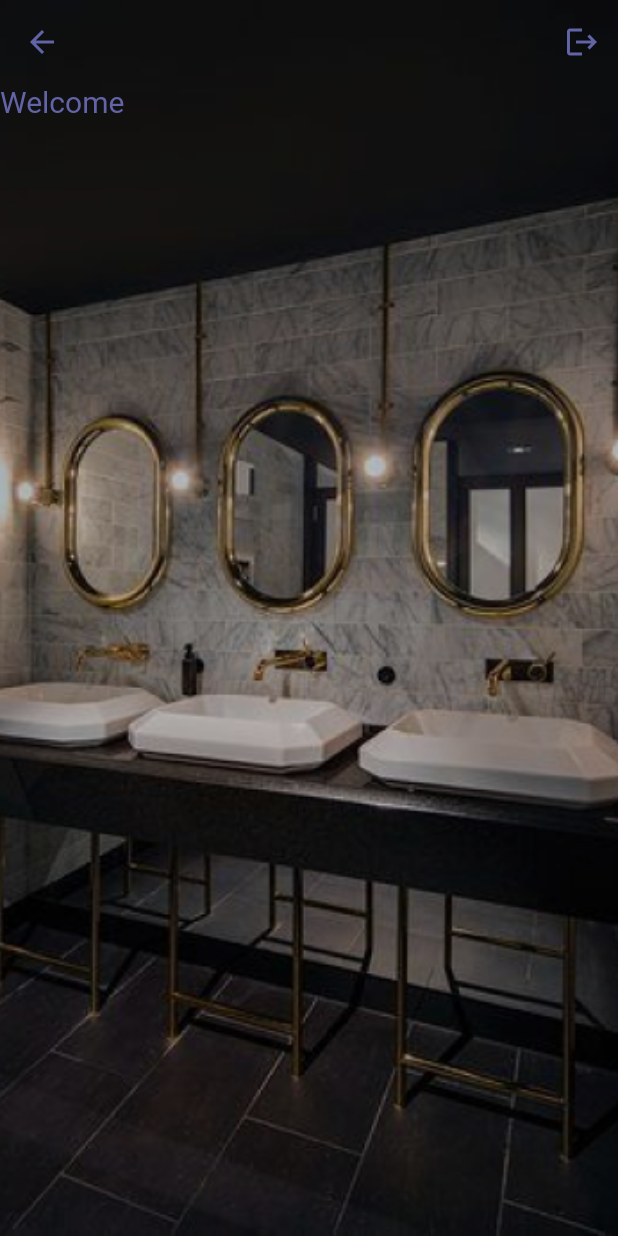
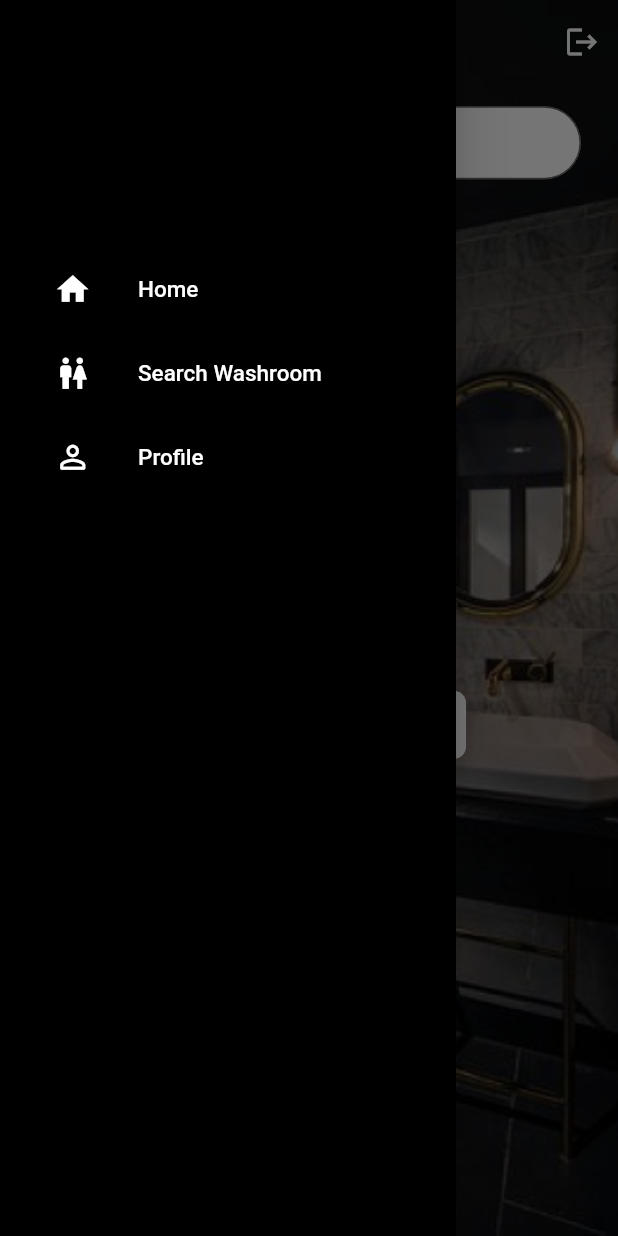
Before and after one commit to sanskriti27/GSC-Hygenie, a Flutter app: the home screen opened by its route, with the side drawer open (before the commit the screen has no drawer), on a phone screen of 412 x 824 dp. Run offline on Flutter 3.47's test engine with Material 2 defaults, Android fonts, the light colour scheme and no system bars; our stand-ins replace cloud_firestore, firebase_auth, firebase_core, flutter_signin_button, google_sign_in, intl_phone_field and 2 more; accounts and stored records are empty; Roboto replaces fonts that are missing (Montserrat).

Commit message:
Home Page with Drawer

```diff
--- /dev/null
+++ b/lib/commonDrawer.dart
@@ -0,0 +1,87 @@
+import 'package:flutter/material.dart';
+
+class NavigationDrawerWidget extends StatefulWidget {
+  NavigationDrawerWidget({Key? key}) : super(key: key);
+
+  @override
+  _NavigationDrawerWidgetState createState() => _NavigationDrawerWidgetState();
+}
+
+class _NavigationDrawerWidgetState extends State<NavigationDrawerWidget> {
+  // ignore: unused_element
+  _NavigationDrawerWidgetState({Key? key});
+
+  Widget buildMenuItem({
+    required String text,
+    required IconData icon,
+    VoidCallback? onClicked,
+  }) {
+    final color = Colors.white;
+    final hoverColor = Colors.white70;
+    return ListTile(
+      leading: Icon(
+        icon,
+        color: color,
+        size: 25,
+      ),
+      title: Text(
+        text,
+        style: TextStyle(color: color, fontSize: 15),
+      ),
+      hoverColor: hoverColor,
+      onTap: onClicked,
+    );
+  }
+
+  void selectedItem(BuildContext context, int index) {
+    switch (index) {
+      case 0:
+        Navigator.pushNamedAndRemoveUntil(
+            context, "homePage", (route) => false);
+        break;
+      case 1:
+        // will change it after the page is created
+        Navigator.pushNamedAndRemoveUntil(
+            context, "homePage", (route) => false);
+        break;
+      case 2:
+        // will change it after the page is created
+        Navigator.pushNamedAndRemoveUntil(
+            context, "homePage", (route) => false);
+        break;
+      default:
+    }
+  }
+
+  @override
+  Widget build(BuildContext context) {
+    return Drawer(
+      child: Material(
+        color: Colors.black,
+        child: ListView(
+          padding: EdgeInsets.symmetric(horizontal: 20),
+          children: <Widget>[
+            SizedBox(
+              height: MediaQuery.of(context).size.height * 0.2,
+            ),
+            buildMenuItem(
+              text: 'Home',
+              icon: Icons.home,
+              onClicked: () => selectedItem(context, 0),
+            ),
+            buildMenuItem(
+              text: 'Search Washroom',
+              icon: Icons.wc,
+              onClicked: () => selectedItem(context, 1),
+            ),
+            buildMenuItem(
+              text: 'Profile',
+              icon: Icons.person_outline_rounded,
+              onClicked: () => selectedItem(context, 2),
+            ),
+          ],
+        ),
+      ),
+    );
+  }
+}
--- a/lib/homePage/home.dart
+++ b/lib/homePage/home.dart
@@ -3,6 +3,8 @@ import 'package:flutter/material.dart';
 import 'package:flutter/src/widgets/framework.dart';
 import 'package:flutter/src/widgets/placeholder.dart';
 import 'package:google_sign_in/google_sign_in.dart';
+
+import '../commonDrawer.dart';
 
 class home extends StatefulWidget {
   const home({super.key});
@@ -12,9 +14,11 @@ class home extends StatefulWidget {
 }
 
 class _homeState extends State<home> {
+  User? user;
+  int navIndex = 0;
+  var height, width;
+  bool isloggedin = false;
   final FirebaseAuth _auth = FirebaseAuth.instance;
-  User? user;
-  bool isloggedin = false;
 
   Future getUser() async {
     User? firebaseUser = _auth.currentUser;
@@ -60,6 +64,8 @@ class _homeState extends State<home> {
 
   @override
   Widget build(BuildContext context) {
+    height = MediaQuery.of(context).size.height;
+    width = MediaQuery.of(context).size.width;
     return Container(
       decoration: const BoxDecoration(
           image: DecorationImage(
@@ -67,16 +73,16 @@ class _homeState extends State<home> {
               fit: BoxFit.cover)),
       child: Scaffold(
         backgroundColor: Colors.transparent,
+        drawer: NavigationDrawerWidget(),
         appBar: AppBar(
             backgroundColor: Colors.transparent,
-              iconTheme:
-                  const IconThemeData(color: Color.fromRGBO(99, 100, 167, 1)),
+            iconTheme: const IconThemeData(color: Colors.white),
             elevation: 0.0,
             actions: <Widget>[
               IconButton(
                 icon: const Icon(
                   Icons.logout,
-                    color: Color.fromRGBO(99, 100, 167, 1),
+                  color: Colors.white,
                 ),
                 onPressed: () {
                   signOut(context);
@@ -89,15 +95,93 @@ class _homeState extends State<home> {
                 : SingleChildScrollView(
                     child: Column(
                       children: [
-                          Text(
-                            'Welcome ' + '${user?.uid}',
+                        SizedBox(
+                          height: height * 0.018,
+                        ),
+                        Container(
+                          padding: EdgeInsets.only(
+                              left: width * 0.06, right: width * 0.06),
+                          alignment: Alignment.topCenter,
+                          child: TextField(
+                            decoration: InputDecoration(
+                                contentPadding: EdgeInsets.symmetric(
+                                    vertical: height * 0.018),
+                                filled: true,
+                                fillColor: Colors.white,
+                                hintText: "Enter current loaction",
+                                hintStyle:
+                                    TextStyle(color: Colors.grey, fontSize: 16),
+                                prefixIcon: const Icon(Icons.search),
+                                border: OutlineInputBorder(
+                                    borderRadius: BorderRadius.circular(25),
+                                    borderSide: BorderSide())),
+                          ),
+                        ),
+                        SizedBox(
+                          height: height * 0.27,
+                        ),
+                        Container(
+                          alignment: Alignment.centerLeft,
+                          padding: EdgeInsets.only(
+                              left: width * 0.06, right: width * 0.06),
+                          child: const Text(
+                            "Want to find",
+                            textAlign: TextAlign.left,
                             style: TextStyle(
-                                color: Color.fromRGBO(99, 100, 167, 1),
-                                fontSize: 20),
+                                color: Color.fromRGBO(255, 255, 255, 1),
+                                fontFamily: 'Montserrat',
+                                fontSize: 32,
+                                fontWeight: FontWeight.bold),
+                          ),
+                        ),
+                        Container(
+                          alignment: Alignment.centerLeft,
+                          padding: EdgeInsets.only(
+                              left: width * 0.06,
+                              right: width * 0.06,
+                              bottom: height * 0.05),
+                          child: const Text(
+                            "toilets nearby?",
+                            textAlign: TextAlign.left,
+                            style: TextStyle(
+                                color: Color.fromRGBO(255, 255, 255, 1),
+                                fontFamily: 'Montserrat',
+                                fontSize: 32,
+                                fontWeight: FontWeight.bold),
+                          ),
+                        ),
+                        Container(
+                          alignment: Alignment.centerLeft,
+                          padding: EdgeInsets.only(left: width * 0.06),
+                          child: ElevatedButton(
+                            onPressed: () {},
+                            style: ElevatedButton.styleFrom(
+                              elevation: 8,
+                              backgroundColor: Colors.white,
+                              shape: RoundedRectangleBorder(
+                                borderRadius: BorderRadius.circular(8),
+                              ),
+                              padding: EdgeInsets.fromLTRB(width * 0.28,
+                                  width * 0.033, width * 0.28, width * 0.033),
+                            ),
+                            child: const Text(
+                              'Search',
+                              textAlign: TextAlign.center,
+                              style: TextStyle(
+                                  color: Color.fromRGBO(55, 63, 81, 1),
+                                  fontFamily: 'Montserrat',
+                                  fontSize: 18,
+                                  letterSpacing:
+                                      0 /*percentages not used in flutter. defaulting to zero*/,
+                                  fontWeight: FontWeight.normal,
+                                  height: 1),
+                            ),
+                          ),
                         ),
                       ],
                     ),
-                    ))),
+                  )),
+      ),
     );
   }
 }
--- a/lib/otpSignIn/otp.dart
+++ b/lib/otpSignIn/otp.dart
@@ -118,9 +118,14 @@ class _otpEnterState extends State<otpEnter> {
                         Navigator.pushNamedAndRemoveUntil(
                             context, "homePage", (route) => false);
                       } catch (e) {
-                        const AlertDialog(
-                          title: Text("Incorrect OTP"),
-                          content: Text("Enter the correct 6-digit OTP."),
+                        await showDialog(
+                          context: context,
+                          builder: (context) {
+                            return const AlertDialog(
+                              title: Text("Incorrect OTP"),
+                              content: Text("Enter the correct 6-digit OTP."),
+                            );
+                          },
                         );
                       }
                     },
--- a/pubspec.yaml
+++ b/pubspec.yaml
@@ -44,6 +44,7 @@ dependencies:
   flutter_signin_button: ^2.0.0
   shared_preferences: ^2.0.20
   google_sign_in: ^6.0.2
+  sliding_up_panel: ^2.0.0+1
 
 dev_dependencies:
   flutter_test:
```
Also changed, not shown: pubspec.lock. Lines whose indentation alone changed are shown as unchanged.
